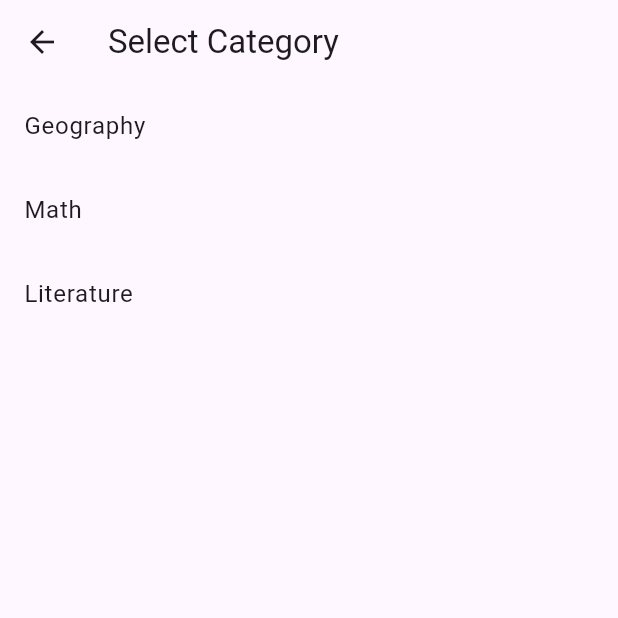
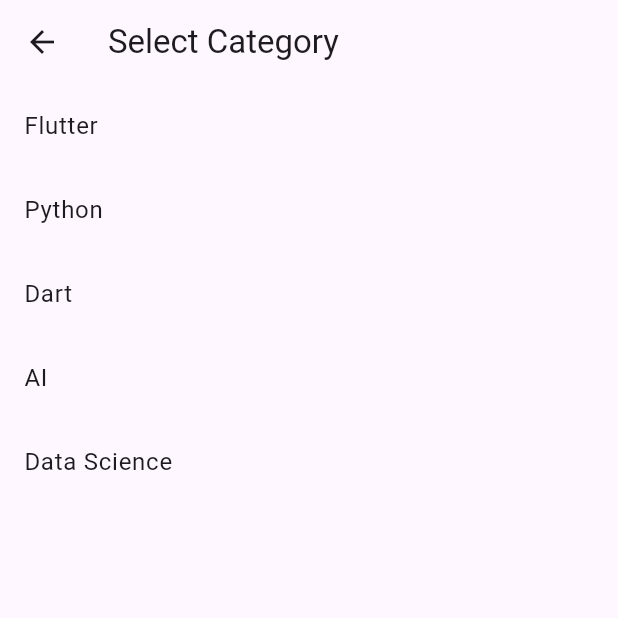
Before and after one commit to MinaNessim80/Smart-Flashcards-App, a Flutter app: the CategoryScreen screen opened by its route, on a phone screen of 412 x 824 dp, the top half of it. Run offline on Flutter 3.47's test engine with Material 3 defaults, Android fonts, the phone set to English and light mode, and no system bars.

Commit message:
Refactor: update categories list to use keys from categorizedQuestions

```diff
--- a/lib/screens/category_screen.dart
+++ b/lib/screens/category_screen.dart
@@ -1,7 +1,8 @@
 import 'package:flutter/material.dart';
+import '../data/questions_data.dart';
 
 class CategoryScreen extends StatelessWidget {
-  final List<String> categories = ['Geography', 'Math', 'Literature'];
+  final categories = categorizedQuestions.keys.toList();
 
   @override
   Widget build(BuildContext context) {
@@ -13,7 +14,11 @@ class CategoryScreen extends StatelessWidget {
           return ListTile(
             title: Text(categories[index]),
             onTap: () {
-              Navigator.pushNamed(context, '/quiz', arguments: categories[index]);
+              Navigator.pushNamed(
+                context,
+                '/quiz',
+                arguments: categories[index],
+              );
             },
           );
         },
```
